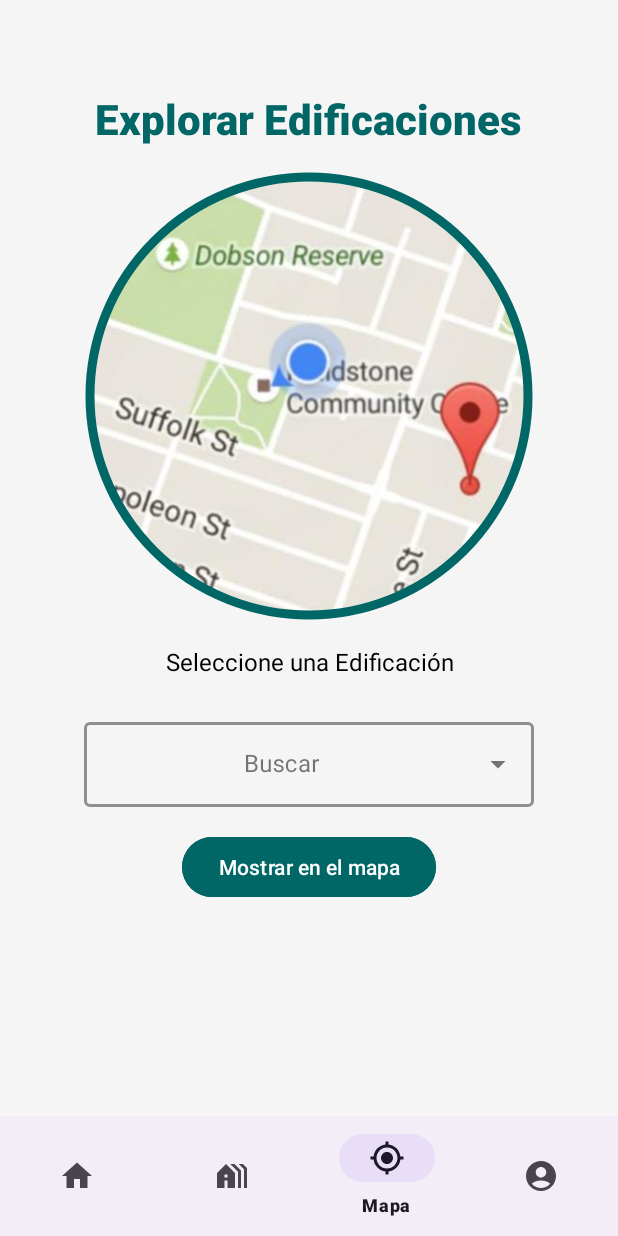
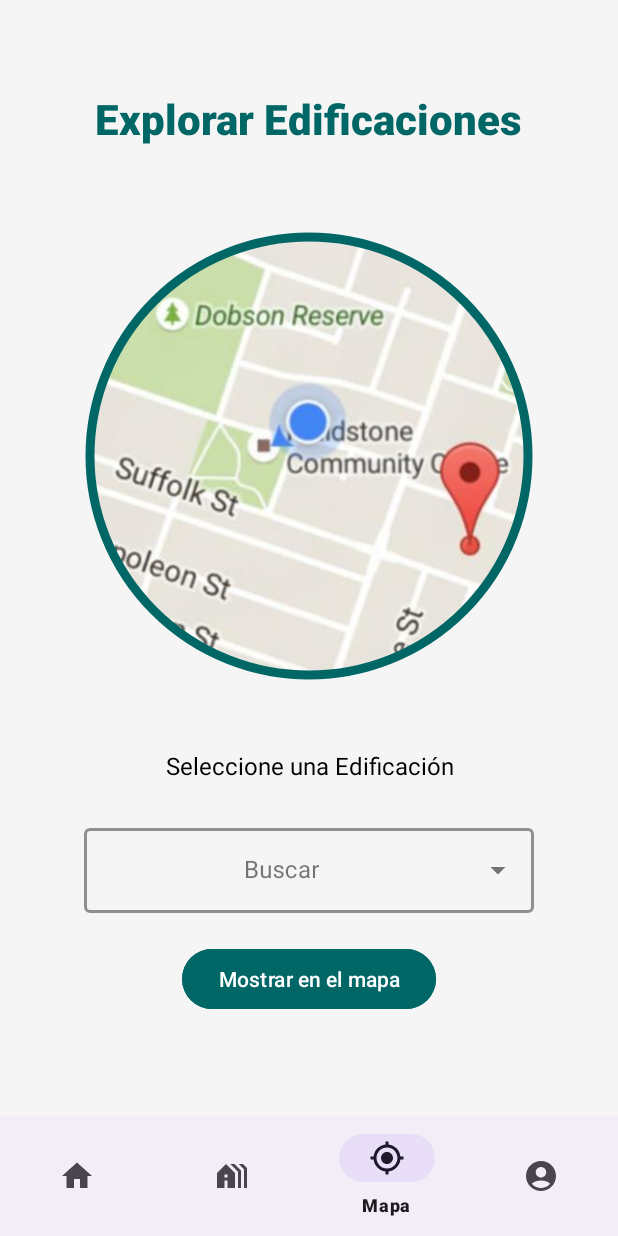
Before and after one commit to AnthonyMTH/Introduccion_Nuevas_Plataformas_Entrega2, an Android app: the screen it shows after launch (MainActivity), item 3 of the bottom bar chosen, on a phone screen of 412 x 824 dp. Run offline under Robolectric (Android 15) with nearby library versions, the phone set to English and light mode, and no system bars.

Commit message:
Correciones de fragmet

```diff
--- a/app/src/main/res/layout/fragment_mapa.xml
+++ b/app/src/main/res/layout/fragment_mapa.xml
@@ -37,6 +37,7 @@
             android:padding="4dp"
             android:layout_gravity="center"
             android:layout_marginBottom="16dp"
+            android:layout_margin="40dp"
             />
 
         <TextView
@@ -48,13 +49,14 @@
             android:textSize="16sp"
             android:layout_marginBottom="8dp"
             android:gravity="center"
+            android:layout_margin="5dp"
             />
 
 
         <com.google.android.material.textfield.TextInputLayout
             android:layout_width="300dp"
             android:layout_height="wrap_content"
-        android:layout_margin="16dp"
+            android:layout_margin="20dp"
             android:hint="Buscar"
             style="@style/Widget.MaterialComponents.TextInputLayout.OutlinedBox.ExposedDropdownMenu"
             app:boxBackgroundMode="outline"
```
Lines whose indentation alone changed are shown as unchanged.
